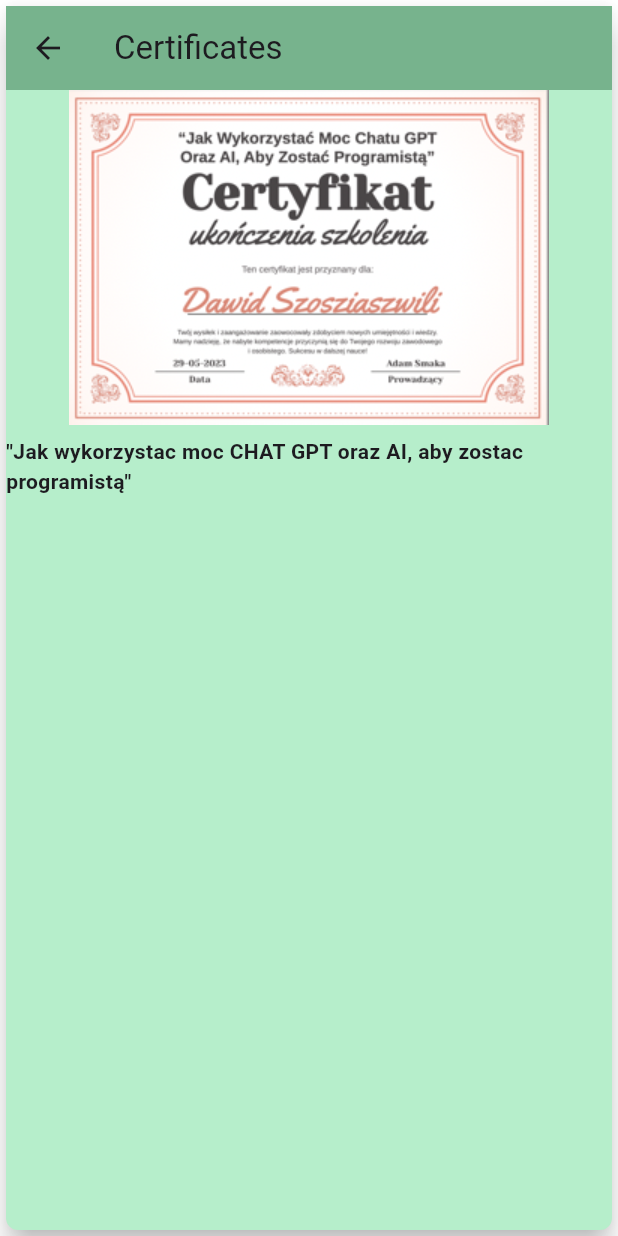
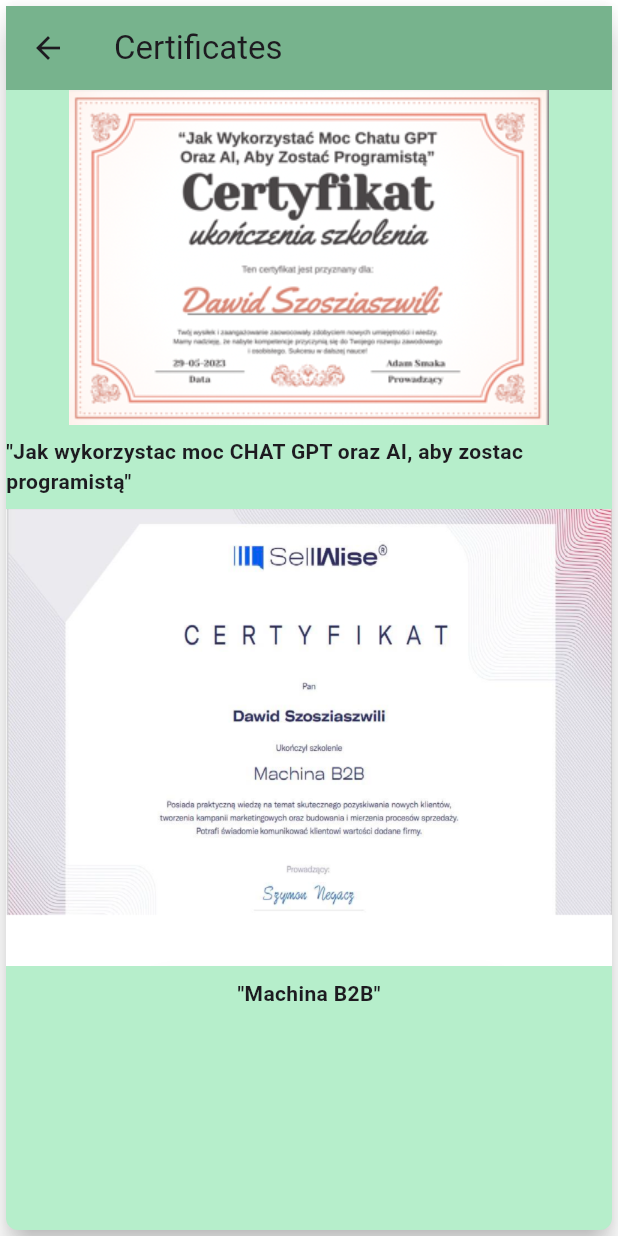
Before and after one commit to dawidszosziaszwili/get_to_know_me, a Flutter app: the SecondPage screen opened directly, after a tap on "Certificates", on a phone screen of 412 x 824 dp. Run offline on Flutter 3.47's test engine with Material 2 defaults, Android fonts, the phone set to English and light mode, and no system bars; our stand-ins replace font_awesome_flutter, google_fonts.

Commit message:
add machina b2b certificate

```diff
--- a/lib/SecondPage/Certificates.dart
+++ b/lib/SecondPage/Certificates.dart
@@ -27,6 +27,13 @@ class Certificates extends StatelessWidget {
             style: TextStyle(fontWeight: FontWeight.bold),
           ),
           const SizedBox(height: 8),
+          Image.asset('images/machinab2b.png'),
+          const SizedBox(height: 8),
+          const Text(
+            '"Machina B2B"',
+            style: TextStyle(fontWeight: FontWeight.bold),
+          ),
+          const SizedBox(height: 8),
         ],
       ),
     );
--- a/lib/SecondPage/Experience.dart
+++ b/lib/SecondPage/Experience.dart
@@ -22,15 +22,15 @@ class Experience extends StatelessWidget {
             style: GoogleFonts.poppins(fontSize: 20),
           ),
           const CircleAvatar(
-            backgroundImage: AssetImage('images/image.png'),
-            radius: 215,
+            backgroundImage: AssetImage('images/image6.png'),
+            radius: 310,
           ),
           Text(
             'Posiadam praktyczną wiedzę dotyczącą zarządzania sprzedazą popartą praktyką zawodową w róznych branzach, a takze wiedzą teoretyczną zdobytą na studiach magisterskich na kierunku Negocjacje i Sprzedaz.',
             style: GoogleFonts.poppins(fontSize: 20),
           ),
           const SizedBox(
-            height: 35,
+            height: 45,
           ),
           Row(
             mainAxisAlignment: MainAxisAlignment.center,
```
Also changed, not shown: images/image6.png (added), images/machinab2b.png (added).
